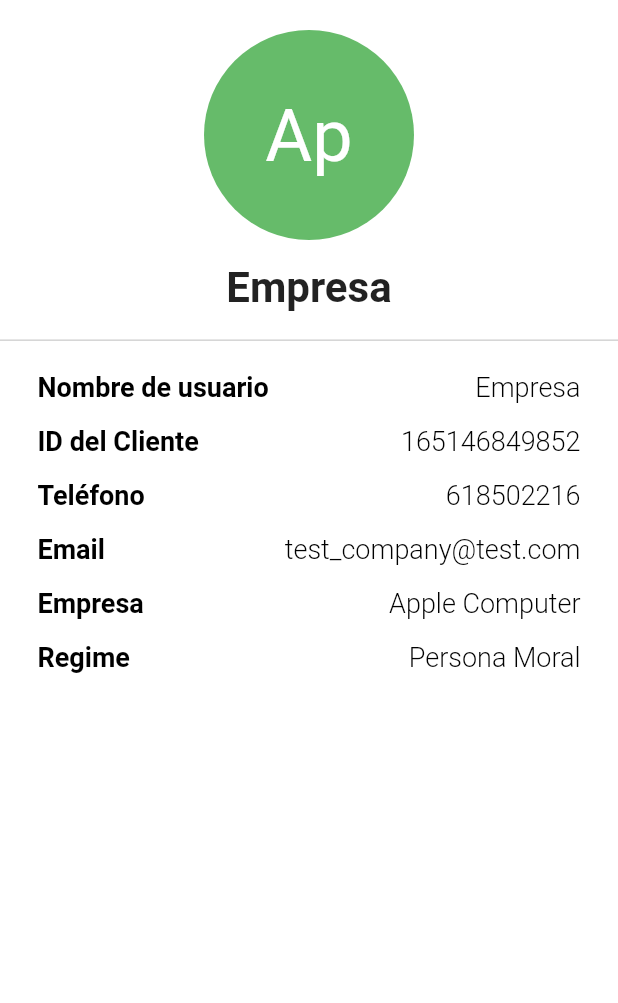
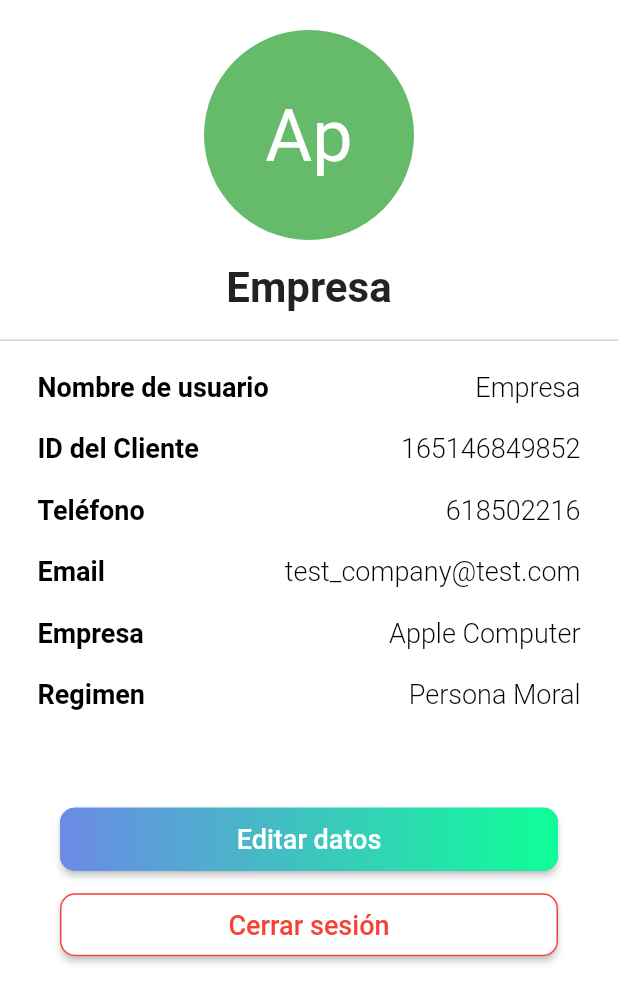
Before and after one commit to angelfgdeveloper/inblex_app, a Flutter app: the Tab3ProfilePage screen opened directly, on a phone screen of 412 x 824 dp. Shown: the top 1003 px of the screen. Run offline on Flutter 3.47's test engine with Material 2 defaults, Android fonts, the phone set to English and light mode, and no system bars.

Commit message:
Diseño al Editar Datos de Usuario y correcciones de interfaz

```diff
--- a/lib/pages/tab3_profile_page.dart
+++ b/lib/pages/tab3_profile_page.dart
@@ -1,7 +1,21 @@
 import 'package:flutter/material.dart';
+
+import 'package:inblex_app/widgets/button_gradient.dart';
+import 'package:inblex_app/widgets/button_red.dart';
 
 class Tab3ProfilePage extends StatelessWidget {
   final bool _avatar = true;
+
+  final Map<int, String> dataUser = {
+
+    1: 'Empresa',
+    2: '165146849852',
+    3: '618502216',
+    4: 'test_company@test.com',
+    5: 'Apple Computer',
+    6: 'Persona Moral'
+
+  };
 
   @override
   Widget build(BuildContext context) {
@@ -28,12 +42,29 @@ class Tab3ProfilePage extends StatelessWidget {
                     height: 1.5,
                   ),
                   SizedBox(height: 20.0),
-                  _InfoUser(title: 'Nombre de usuario', data: 'Empresa'),
-                  _InfoUser(title: 'ID del Cliente', data: '165146849852'),
-                  _InfoUser(title: 'Teléfono', data: '618502216'),
-                  _InfoUser(title: 'Email', data: 'test_company@test.com'),
-                  _InfoUser(title: 'Empresa', data: 'Apple Computer'),
-                  _InfoUser(title: 'Regime', data: 'Persona Moral'),
+                  _InfoUser(title: 'Nombre de usuario', data: dataUser[1]),
+                  _InfoUser(title: 'ID del Cliente', data: dataUser[2]),
+                  _InfoUser(title: 'Teléfono', data: dataUser[3]),
+                  _InfoUser(title: 'Email', data: dataUser[4]),
+                  _InfoUser(title: 'Empresa', data: dataUser[5]),
+                  _InfoUser(title: 'Regimen', data: dataUser[6]),
+
+                  SizedBox(height: 30.0),
+                  Container(
+                    margin: EdgeInsets.only(right: 40.0, left: 40.0),
+                    child: ButtonGradient(text: 'Editar datos', onPressed: () {
+                      Navigator.pushNamed(context, 'edit', arguments: dataUser);
+                    }),
+                  ),
+
+                  Container(
+                    margin: EdgeInsets.only(right: 40.0, left: 40.0),
+                    child: ButtonRed(text: 'Cerrar sesión', onPressed: () {
+                      Navigator.pushReplacementNamed(context, 'login');
+                    }),
+                  ),
+                  SizedBox(height: 20.0),
+
                 ],
               ),
             )),
@@ -79,7 +110,7 @@ class _InfoUser extends StatelessWidget {
   @override
   Widget build(BuildContext context) {
     return Container(
-      margin: EdgeInsets.only(right: 25.0, left: 25.0, bottom: 15.0),
+      margin: EdgeInsets.only(right: 25.0, left: 25.0, bottom: 20.0),
       child: Row(
         mainAxisAlignment: MainAxisAlignment.spaceBetween,
         children: [
--- a/lib/routes/routes.dart
+++ b/lib/routes/routes.dart
@@ -7,6 +7,8 @@ import 'package:inblex_app/pages/forgot_password_page.dart';
 import 'package:inblex_app/pages/home_page.dart';
 import 'package:inblex_app/pages/details_page.dart';
 import 'package:inblex_app/pages/appointment_page.dart';
+import 'package:inblex_app/pages/edit_datauser_page.dart';
+
 
 final Map<String, Widget Function(BuildContext)> appRoutes = {
 
@@ -17,4 +19,6 @@ final Map<String, Widget Function(BuildContext)> appRoutes = {
   'home': ( _ ) => HomePage(),
   'details': ( _ ) => DetailsPage(),
   'appointment': ( _ ) => AppointmentPage(),
+  'edit': ( _ ) => EditDataUserPage(),
+
 };
--- /dev/null
+++ b/lib/widgets/button_red.dart
@@ -0,0 +1,40 @@
+import 'package:flutter/material.dart';
+
+class ButtonRed extends StatelessWidget {
+
+  final String text;
+  final Function onPressed;
+
+  const ButtonRed({
+    @required this.text,
+    @required this.onPressed
+  });
+
+  @override
+  Widget build(BuildContext context) {
+    return Container(
+      height: 42.0,
+      margin: EdgeInsets.only(top: 15.0),
+      child: RaisedButton(
+        elevation: 2.0,
+        highlightElevation: 5.0,
+        color: Colors.white,
+        textColor: Colors.red,
+        highlightColor: Colors.white,
+        padding: EdgeInsets.all(0.0),
+        shape: RoundedRectangleBorder(
+          borderRadius: BorderRadius.circular(10.0),
+          side: BorderSide(
+            color: Colors.red,
+            style: BorderStyle.solid
+          )
+        ),
+        onPressed: this.onPressed,
+        child: Center(
+              child: Text(this.text,
+                  style: TextStyle(fontSize: 18.0))),
+        ),
+
+    );
+  }
+}
```
Also changed, not shown: lib/pages/edit_datauser_page.dart (added, +192 -0 lines), lib/pages/tab2_event_page.dart (+21 -15 lines), lib/widgets/custom_input.dart (+5 -2 lines).
